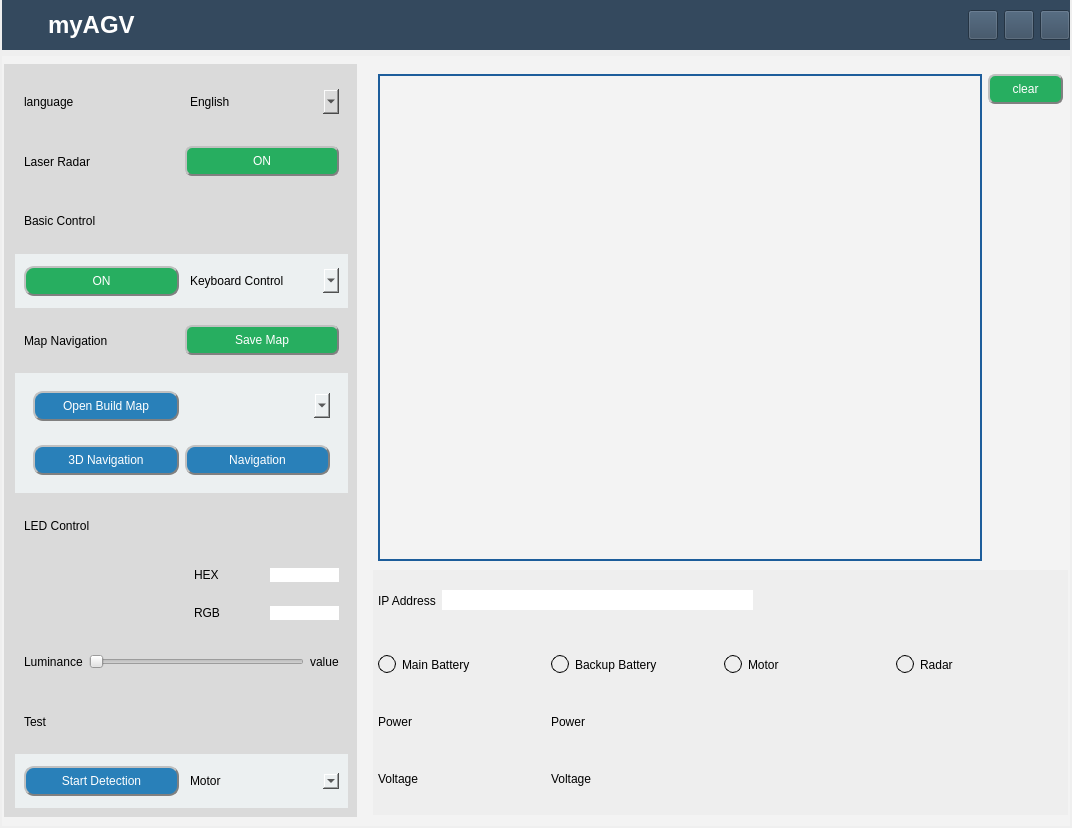
First picture: the form in operations_UI/AGV_operations.ui, repository elephantrobotics/AGV_UI, before the edit.
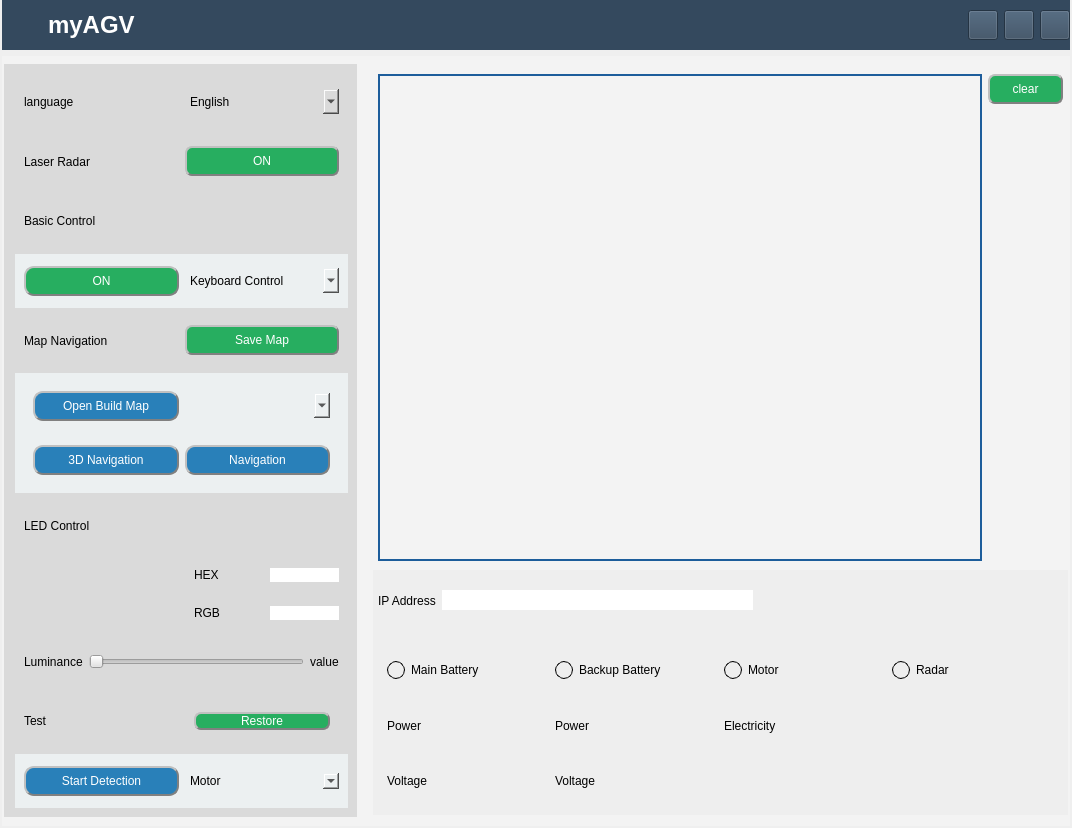
Second picture: the form after the edit. Icons and pictures are not drawn.

The edit to the form file:
```diff
--- a/operations_UI/AGV_operations.ui
+++ b/operations_UI/AGV_operations.ui
@@ -248,7 +248,7 @@
          <x>0</x>
          <y>0</y>
          <width>1047</width>
-         <height>774</height>
+         <height>792</height>
         </rect>
        </property>
        <layout class="QHBoxLayout" name="horizontalLayout" stretch="1,2">
@@ -678,7 +678,25 @@
                </widget>
               </item>
               <item>
-               <widget class="QWidget" name="widget_23" native="true"/>
+               <widget class="QWidget" name="widget_23" native="true">
+                <layout class="QVBoxLayout" name="verticalLayout_8">
+                 <item>
+                  <widget class="QPushButton" name="Restore_btn">
+                   <property name="styleSheet">
+                    <string notr="true">background-color: rgb(39, 174, 96);
+color: rgb(255, 255, 255);
+border-radius: 7px;
+border: 2px groove gray;
+border-style: outset;
+font: 75 9pt &quot;Arial&quot;;</string>
+                   </property>
+                   <property name="text">
+                    <string>Restore</string>
+                   </property>
+                  </widget>
+                 </item>
+                </layout>
+               </widget>
               </item>
              </layout>
             </widget>
@@ -906,19 +924,7 @@
                 <property name="styleSheet">
                  <string notr="true"/>
                 </property>
-                <layout class="QHBoxLayout" name="horizontalLayout_34">
-                 <property name="leftMargin">
-                  <number>0</number>
-                 </property>
-                 <property name="topMargin">
-                  <number>3</number>
-                 </property>
-                 <property name="rightMargin">
-                  <number>0</number>
-                 </property>
-                 <property name="bottomMargin">
-                  <number>11</number>
-                 </property>
+                <layout class="QHBoxLayout" name="horizontalLayout_8">
                  <item>
                   <layout class="QVBoxLayout" name="verticalLayout_5">
                    <item>
@@ -1098,7 +1104,7 @@
                   </layout>
                  </item>
                  <item>
-                  <layout class="QVBoxLayout" name="verticalLayout_11">
+                  <layout class="QVBoxLayout" name="verticalLayout_7">
                    <item>
                     <layout class="QHBoxLayout" name="horizontalLayout_25">
                      <item>
@@ -1137,7 +1143,25 @@
                     </layout>
                    </item>
                    <item>
-                    <widget class="QWidget" name="widget_25" native="true"/>
+                    <layout class="QHBoxLayout" name="horizontalLayout_7">
+                     <item>
+                      <widget class="QLabel" name="electricity_name">
+                       <property name="styleSheet">
+                        <string notr="true">font: 10pt &quot;Arial&quot;;</string>
+                       </property>
+                       <property name="text">
+                        <string>Electricity</string>
+                       </property>
+                      </widget>
+                     </item>
+                     <item>
+                      <widget class="QLabel" name="electricity_display">
+                       <property name="text">
+                        <string/>
+                       </property>
+                      </widget>
+                     </item>
+                    </layout>
                    </item>
                    <item>
                     <widget class="QWidget" name="widget_21" native="true"/>
```
